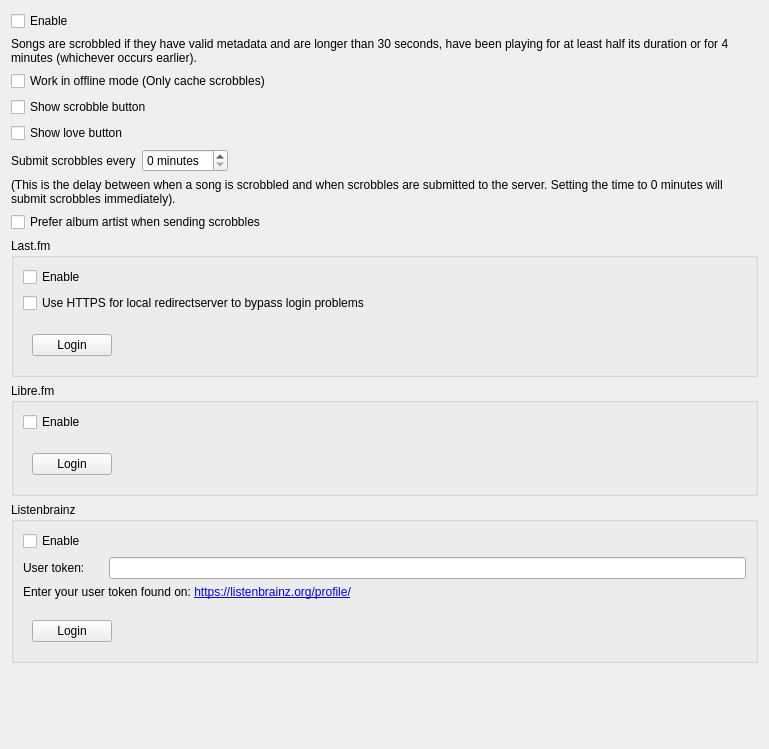
First picture: the form in src/settings/scrobblersettingspage.ui, repository strawberrymusicplayer/strawberry, before the edit.
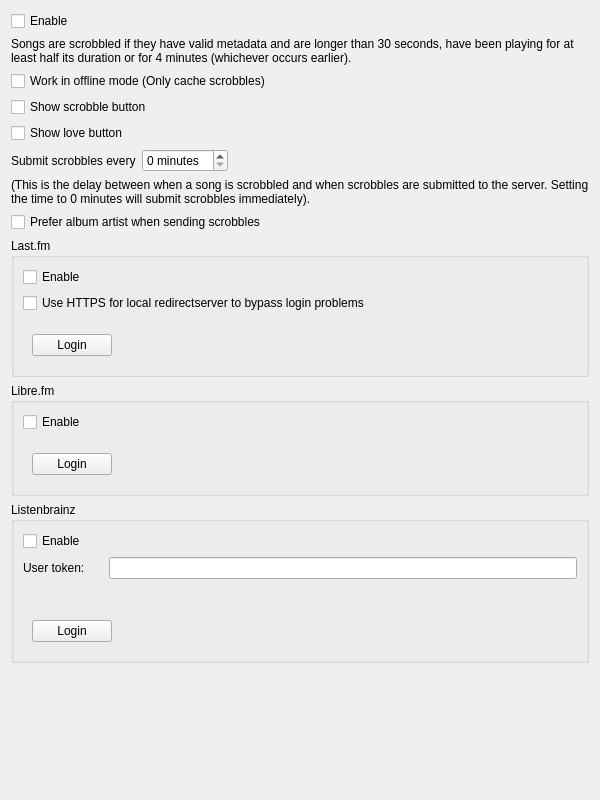
Second picture: the form after the edit. Custom widgets are drawn as their Qt base class.

Commit message:
Remove HTML from translations
Fixes #260

Diff of the .ui file:
```diff
--- a/src/settings/scrobblersettingspage.ui
+++ b/src/settings/scrobblersettingspage.ui
@@ -6,8 +6,8 @@
    <rect>
     <x>0</x>
     <y>0</y>
-    <width>769</width>
-    <height>749</height>
+    <width>600</width>
+    <height>800</height>
    </rect>
   </property>
   <property name="windowTitle">
@@ -250,7 +250,7 @@
       <item>
        <widget class="QLabel" name="label">
         <property name="text">
-         <string>&lt;html&gt;&lt;head/&gt;&lt;body&gt;&lt;p&gt;Enter your user token found on: &lt;a href=&quot;https://listenbrainz.org/profile/&quot;&gt;&lt;span style=&quot; text-decoration: underline; color:#0000ff;&quot;&gt;https://listenbrainz.org/profile/&lt;/span&gt;&lt;/a&gt;&lt;/p&gt;&lt;/body&gt;&lt;/html&gt;</string>
+         <string/>
         </property>
        </widget>
       </item>
```
Left out of the diff: 2 changed lines with no effect on the pictures. The commit also changes 8 other files.
